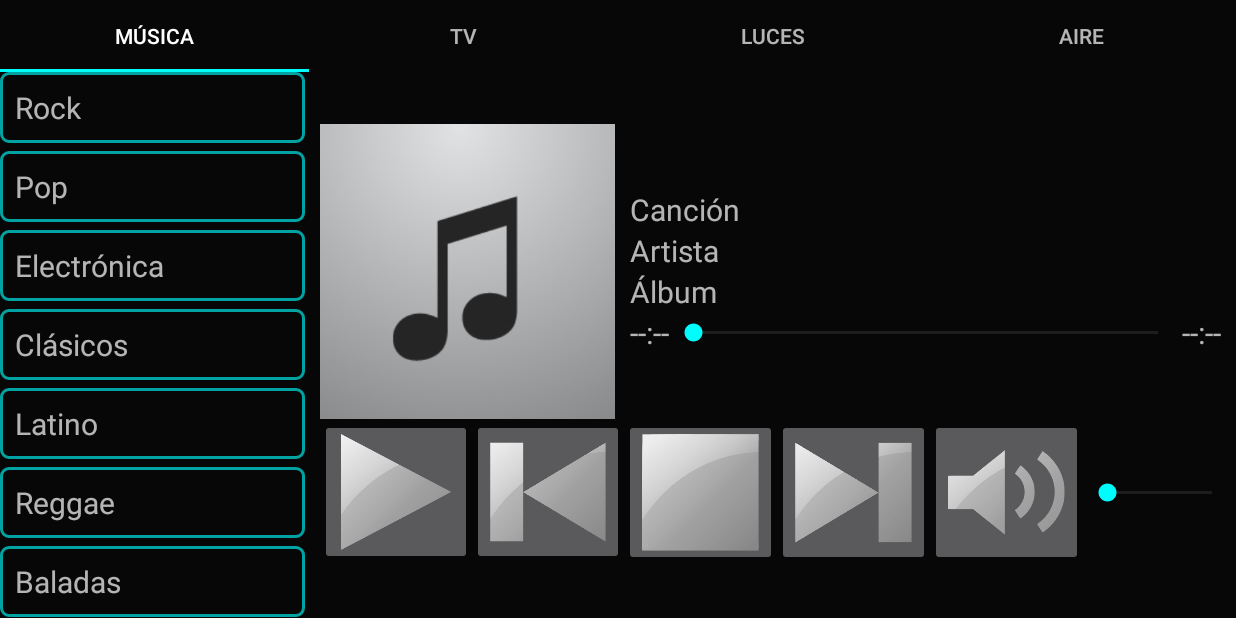
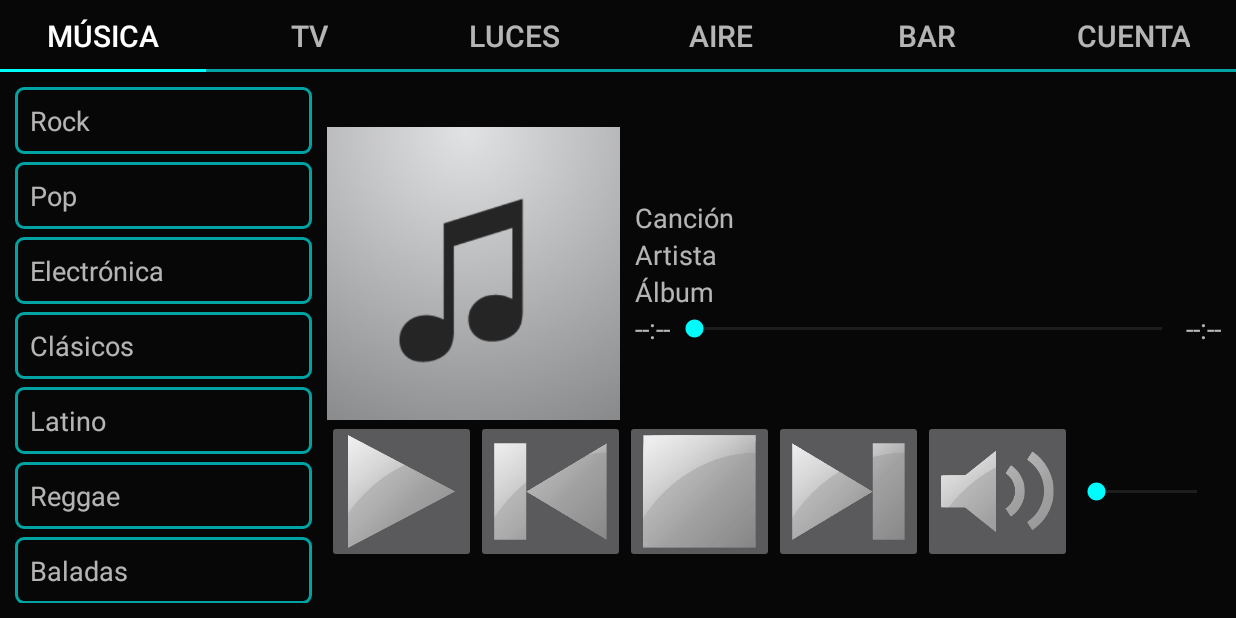
Before and after one commit to stupidusername/M3C, an Android app: the screen it shows after launch (MainActivity), on a phone screen of 824 x 412 dp (held sideways). Run offline under Robolectric (Android 15) with nearby library versions, the phone set to English and light mode, and no system bars.

Commit message:
changed tablayout style

```diff
--- a/app/src/main/java/bei/m3c/activities/MainActivity.java
+++ b/app/src/main/java/bei/m3c/activities/MainActivity.java
@@ -1,24 +1,24 @@
 package bei.m3c.activities;
 
+import android.graphics.PorterDuff;
+import android.graphics.drawable.Drawable;
+import android.graphics.drawable.LayerDrawable;
 import android.os.Bundle;
 
 import bei.m3c.R;
+import bei.m3c.adapters.ViewPagerAdapter;
 import bei.m3c.fragments.ACFragment;
+import bei.m3c.fragments.BarFragment;
+import bei.m3c.fragments.BillFragment;
 import bei.m3c.fragments.LightsFragment;
 import bei.m3c.fragments.MusicFragment;
 import bei.m3c.fragments.TVFragment;
 import bei.m3c.helpers.ThemeHelper;
 
 import android.support.design.widget.TabLayout;
-import android.support.v4.app.Fragment;
-import android.support.v4.app.FragmentManager;
-import android.support.v4.app.FragmentPagerAdapter;
 import android.support.v4.view.ViewPager;
 import android.support.v7.app.AppCompatActivity;
 import android.view.View;
-
-import java.util.ArrayList;
-import java.util.List;
 
 public class MainActivity extends AppCompatActivity {
 
@@ -34,7 +34,13 @@ public class MainActivity extends AppCompatActivity {
         setupViewPager(viewPager);
 
         tabLayout = (TabLayout) findViewById(R.id.tab_layout);
+        // Set tab layout according to the color theme
         tabLayout.setSelectedTabIndicatorColor(ThemeHelper.getAccentColor());
+        LayerDrawable layerDrawable = (LayerDrawable) getDrawable(R.drawable.tablayout_background);
+        Drawable tabLayoutUnderline = layerDrawable.getDrawable(0);
+        tabLayoutUnderline.setColorFilter(ThemeHelper.getDarkAccentColor(), PorterDuff.Mode.SRC);
+        tabLayout.setBackground(layerDrawable);
+        // Add tabs
         tabLayout.setupWithViewPager(viewPager);
     }
 
@@ -48,7 +54,8 @@ public class MainActivity extends AppCompatActivity {
                             | View.SYSTEM_UI_FLAG_LAYOUT_FULLSCREEN
                             | View.SYSTEM_UI_FLAG_HIDE_NAVIGATION
                             | View.SYSTEM_UI_FLAG_FULLSCREEN
-                            | View.SYSTEM_UI_FLAG_IMMERSIVE_STICKY);}
+                            | View.SYSTEM_UI_FLAG_IMMERSIVE_STICKY);
+        }
     }
 
     private void setupViewPager(ViewPager viewPager) {
@@ -57,35 +64,9 @@ public class MainActivity extends AppCompatActivity {
         adapter.addFragment(new TVFragment(), getString(R.string.tv_title));
         adapter.addFragment(new LightsFragment(), getString(R.string.lights_title));
         adapter.addFragment(new ACFragment(), getString(R.string.ac_title));
+        adapter.addFragment(new BarFragment(), getString(R.string.bar_title));
+        adapter.addFragment(new BillFragment(), getString(R.string.bill_title));
         viewPager.setAdapter(adapter);
     }
 
-    class ViewPagerAdapter extends FragmentPagerAdapter {
-        private final List<Fragment> fragmentList = new ArrayList<>();
-        private final List<String> fragmentTitleList = new ArrayList<>();
-
-        public ViewPagerAdapter(FragmentManager manager) {
-            super(manager);
-        }
-
-        @Override
-        public Fragment getItem(int position) {
-            return fragmentList.get(position);
-        }
-
-        @Override
-        public int getCount() {
-            return fragmentList.size();
-        }
-
-        public void addFragment(Fragment fragment, String title) {
-            fragmentList.add(fragment);
-            fragmentTitleList.add(title);
-        }
-
-        @Override
-        public CharSequence getPageTitle(int position) {
-            return fragmentTitleList.get(position);
-        }
-    }
 }
--- a/app/src/main/java/bei/m3c/adapters/RadioAdapter.java
+++ b/app/src/main/java/bei/m3c/adapters/RadioAdapter.java
@@ -4,7 +4,6 @@ import android.content.Context;
 import android.content.res.Resources;
 import android.graphics.drawable.GradientDrawable;
 import android.graphics.drawable.StateListDrawable;
-import android.util.Log;
 import android.util.TypedValue;
 import android.view.LayoutInflater;
 import android.view.View;
--- /dev/null
+++ b/app/src/main/java/bei/m3c/adapters/ViewPagerAdapter.java
@@ -0,0 +1,37 @@
+package bei.m3c.adapters;
+
+import android.support.v4.app.Fragment;
+import android.support.v4.app.FragmentManager;
+import android.support.v4.app.FragmentPagerAdapter;
+
+import java.util.ArrayList;
+import java.util.List;
+
+public class ViewPagerAdapter extends FragmentPagerAdapter {
+    private final List<Fragment> fragmentList = new ArrayList<>();
+    private final List<String> fragmentTitleList = new ArrayList<>();
+
+    public ViewPagerAdapter(FragmentManager manager) {
+        super(manager);
+    }
+
+    @Override
+    public Fragment getItem(int position) {
+        return fragmentList.get(position);
+    }
+
+    @Override
+    public int getCount() {
+        return fragmentList.size();
+    }
+
+    public void addFragment(Fragment fragment, String title) {
+        fragmentList.add(fragment);
+        fragmentTitleList.add(title);
+    }
+
+    @Override
+    public CharSequence getPageTitle(int position) {
+        return fragmentTitleList.get(position);
+    }
+}
--- /dev/null
+++ b/app/src/main/java/bei/m3c/fragments/BarFragment.java
@@ -0,0 +1,23 @@
+package bei.m3c.fragments;
+
+import android.os.Bundle;
+import android.support.v4.app.Fragment;
+import android.view.LayoutInflater;
+import android.view.View;
+import android.view.ViewGroup;
+
+import bei.m3c.R;
+
+/**
+ * Bar fragment
+ */
+public class BarFragment extends Fragment {
+
+    @Override
+    public View onCreateView(LayoutInflater inflater, ViewGroup container,
+                             Bundle savedInstanceState) {
+        // Inflate the layout for this fragment
+        return inflater.inflate(R.layout.fragment_bar, container, false);
+    }
+
+}
--- /dev/null
+++ b/app/src/main/java/bei/m3c/fragments/BillFragment.java
@@ -0,0 +1,23 @@
+package bei.m3c.fragments;
+
+import android.os.Bundle;
+import android.support.v4.app.Fragment;
+import android.view.LayoutInflater;
+import android.view.View;
+import android.view.ViewGroup;
+
+import bei.m3c.R;
+
+/**
+ * Bill fragment
+ */
+public class BillFragment extends Fragment {
+
+    @Override
+    public View onCreateView(LayoutInflater inflater, ViewGroup container,
+                             Bundle savedInstanceState) {
+        // Inflate the layout for this fragment
+        return inflater.inflate(R.layout.fragment_bill, container, false);
+    }
+
+}
--- /dev/null
+++ b/app/src/main/res/drawable/tablayout_background.xml
@@ -0,0 +1,14 @@
+<?xml version="1.0" encoding="utf-8"?>
+<layer-list xmlns:android="http://schemas.android.com/apk/res/android">
+    <item>
+        <shape>
+            <solid android:color="#005f5f" />
+        </shape>
+    </item>
+
+    <item android:bottom="2dp">
+        <shape>
+            <solid android:color="@color/gray_dark" />
+        </shape>
+    </item>
+</layer-list>
--- a/app/src/main/res/layout/activity_main.xml
+++ b/app/src/main/res/layout/activity_main.xml
@@ -1,5 +1,6 @@
 <?xml version="1.0" encoding="utf-8"?>
 <LinearLayout xmlns:android="http://schemas.android.com/apk/res/android"
+    xmlns:app="http://schemas.android.com/apk/res-auto"
     android:layout_width="match_parent"
     android:layout_height="match_parent"
     android:orientation="vertical">
@@ -7,12 +8,17 @@
     <android.support.design.widget.TabLayout
         android:layout_width="match_parent"
         android:layout_height="wrap_content"
-        android:id="@+id/tab_layout" >
-    </android.support.design.widget.TabLayout>
+        android:id="@+id/tab_layout"
+        app:tabBackground="@android:color/transparent"
+        app:tabTextAppearance="@style/textTab"
+        app:tabMaxWidth="0dp"
+        app:tabGravity="fill"/>
 
     <android.support.v4.view.ViewPager
         android:id="@+id/view_pager"
         android:layout_width="match_parent"
-        android:layout_height="fill_parent"/>
+        android:layout_height="fill_parent"
+        android:layout_margin="10dp"
+        android:overScrollMode="never"/>
 
 </LinearLayout>
--- a/app/src/main/res/layout/fragment_music.xml
+++ b/app/src/main/res/layout/fragment_music.xml
@@ -45,7 +45,7 @@
                     android:layout_height="wrap_content"
                     android:layout_weight="2"
                     android:gravity="center_vertical"
-                    android:layout_margin="10dp">
+                    android:layout_marginLeft="10dp">
 
                     <TextView
                         android:layout_width="wrap_content"
--- a/app/src/main/res/values/strings.xml
+++ b/app/src/main/res/values/strings.xml
@@ -5,6 +5,8 @@
     <string name="tv_title">TV</string>
     <string name="lights_title">Luces</string>
     <string name="ac_title">Aire</string>
+    <string name="bar_title">Bar</string>
+    <string name="bill_title">Cuenta</string>
 
     <!--Music-->
     <string name="artist">Artista</string>
--- a/app/src/main/res/values/styles.xml
+++ b/app/src/main/res/values/styles.xml
@@ -2,6 +2,9 @@
 <resources>
     <!--Text styles-->
     <style name="textNormal">
+        <item name="android:textSize">18dp</item>
+    </style>
+    <style name="textTab" parent="TextAppearance.Design.Tab">
         <item name="android:textSize">20dp</item>
     </style>
 
```
Also changed, not shown: app/src/main/res/layout/fragment_bar.xml (added, +13 -0 lines), app/src/main/res/layout/fragment_bill.xml (added, +13 -0 lines).
